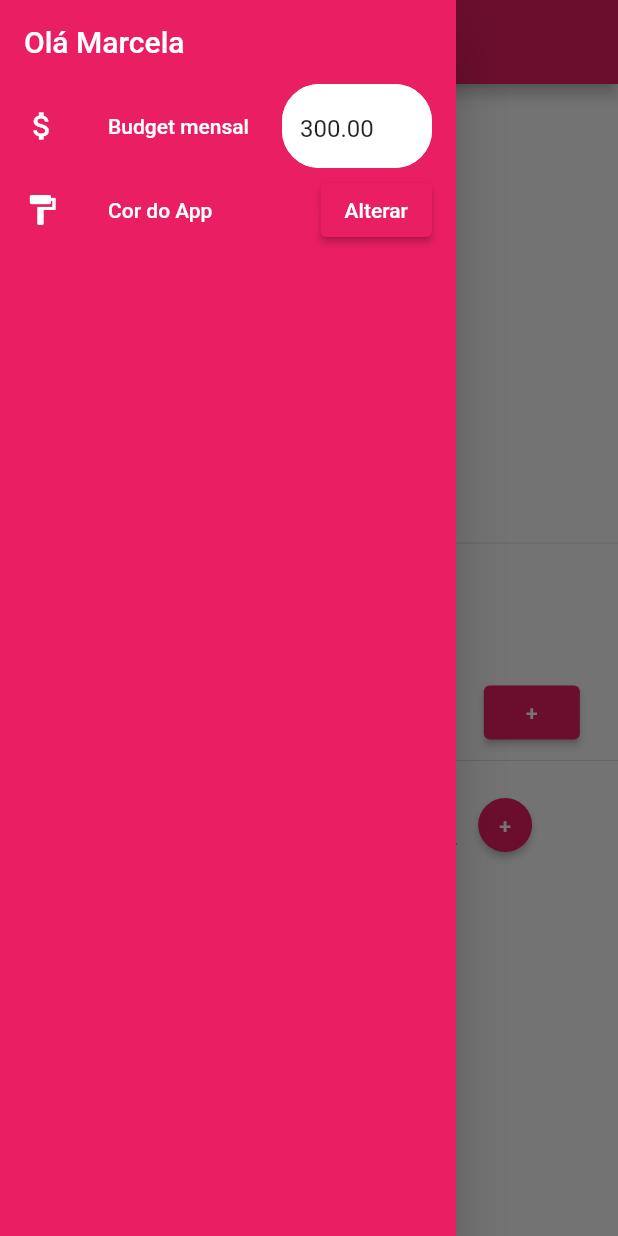
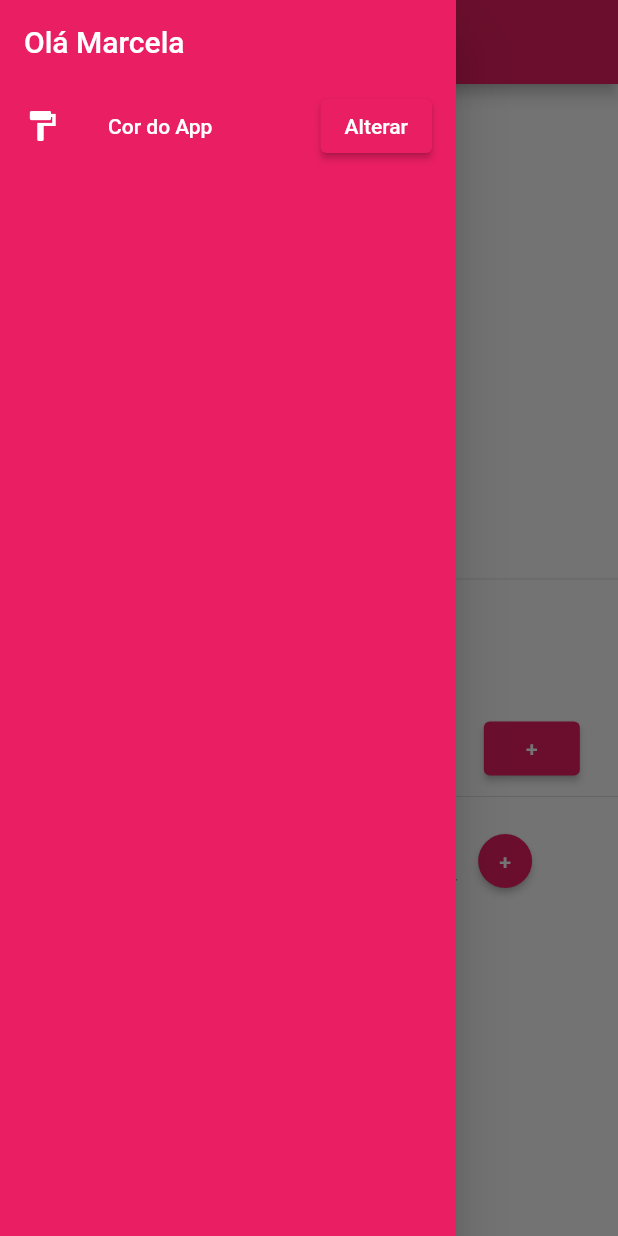
Before and after one commit to gabrielpc4/caderninho_money, a Flutter app: the screen it shows after launch, with the side drawer open, on a phone screen of 412 x 824 dp. Run offline on Flutter 3.47's test engine with Material 2 defaults, Android fonts, the phone set to English and light mode, and no system bars; our stand-ins replace flutter_colorpicker, flutter_masked_text, shared_preferences; missing offline and left inert: shared_preferences_web.

Commit message:
Calculate spend per day instead of a total accumulated budget

```diff
--- a/lib/main.dart
+++ b/lib/main.dart
@@ -109,22 +109,22 @@ String formatDate2(DateTime date) {
 
 class _MyHomePageState extends State<MyHomePage> {
   int daysInMonth = 30;
-  Comprinha novaComprinha = Comprinha("", "", 0);
   List<Comprinha> comprinhas = [];
   final double defaultBudget = 300;
   double _budget = 300;
   double moneyLeft = 300;
   double available = 0;
-  var controller = MoneyMaskedTextController(leftSymbol: 'R\$ ');
-  var novaComprinhaController = MoneyMaskedTextController(leftSymbol: 'R\$ ');
+  double spendPerDay = 0;
   bool _checkConfiguration() => true;
-  num daysLeft = 31;
   int currentDay = 1;
   SharedPreferences? prefs;
   String lastUpdated = "";
   DateTime fakeDate = DateTime.now();
   var nomeComprinhaTextEditingController = TextEditingController();
+  var valorComprinhaTextEditingController = TextEditingController();
+  var moneyLeftTextEditingController = TextEditingController();
   int fakeDateOffset = 0;
+  bool isEditingMoneyLeft = false;
 
   @override
   void initState() {
@@ -145,14 +145,14 @@ class _MyHomePageState extends State<MyHomePage> {
           if (musicsString.isNotEmpty) {
             comprinhas = Comprinha.decode(musicsString);
           }
-          controller.text = _budget.toStringAsFixed(2);
-          if (av == null) {
+          if (av == null || lastUpdated.isEmpty) {
             calculateAvailableMoneyFromZero();
             lastUpdated =
                 DateTime.now().toString().substring(0, "2022-00-00".length);
           } else {
             available = av;
             var today = DateTime.now();
+            print('lastUpdated: ' '${lastUpdated}');
             DateTime dateLastUpdated = DateTime.parse(lastUpdated);
             var monthsPassed = today.month - dateLastUpdated.month;
             if (monthsPassed < 0) {
@@ -176,6 +176,8 @@ class _MyHomePageState extends State<MyHomePage> {
               pref.setString('lastUpdated', lastUpdated);
             }
           }
+
+          calculateSpendPerDayMoney();
         });
       }();
     }
@@ -186,6 +188,7 @@ class _MyHomePageState extends State<MyHomePage> {
       fakeDate = fakeDate.add(const Duration(days: 1));
       available += _budget / daysInMonth;
       fakeDateOffset++;
+      calculateSpendPerDayMoney();
     });
   }
 
@@ -194,24 +197,25 @@ class _MyHomePageState extends State<MyHomePage> {
       fakeDate = fakeDate.subtract(const Duration(days: 1));
       available -= _budget / daysInMonth;
       fakeDateOffset--;
+      calculateSpendPerDayMoney();
     });
   }
 
-  void calculateAvailableMoney() {
-    setState(() {
-      daysLeft = 30 - currentDay + 1;
-      //var amountToAddToday = ((_budget - available) / daysLeft);
-      var amountToAddToday = _budget / daysInMonth;
-
-      available += amountToAddToday;
-    });
+  void calculateSpendPerDayMoney() {
+    int daysLeft = daysInMonth - fakeDate.day + 1;
+    spendPerDay = (moneyLeft / daysLeft);
   }
 
   void calculateAvailableMoneyFromZero() {
-    setState(() {
     available = (_budget / daysInMonth) * currentDay;
     prefs?.setDouble('available', available);
-    });
+  }
+
+  bool isNumeric(String s) {
+    if (s.isEmpty) {
+      return false;
+    }
+    return double.tryParse(s) != null;
   }
 
   @override
@@ -239,40 +243,81 @@ class _MyHomePageState extends State<MyHomePage> {
                           'Budget restante:',
                         ),
                       ),
+                      if (!isEditingMoneyLeft)
                         Text(
                           'R\$ ' '${moneyLeft.toStringAsFixed(2)}',
                           style: const TextStyle(
                               fontSize: 30, fontWeight: FontWeight.bold),
                         ),
-                      /*SizedBox(
-                      width: 100.0,
-                      child:
-                      TextField(
-                        controller: controller,
-                        onChanged: (text) {
+                      if (isEditingMoneyLeft)
+                        SizedBox(
+                          width: 100,
+                          child: Flexible(
+                            child: TextField(
+                              keyboardType: TextInputType.number,
+                              textAlign: TextAlign.center,
+                              controller: moneyLeftTextEditingController,
+                              decoration: InputDecoration(
+                                border: OutlineInputBorder(
+                                  borderSide: const BorderSide(
+                                      color: Colors.white, width: 2.0),
+                                  borderRadius: BorderRadius.circular(25.0),
+                                ),
+                              ),
+                              style: Theme.of(context).textTheme.bodyText1,
+                            ),
+                          ),
+                        ),
+                      ElevatedButton(
+                        child: Text(isEditingMoneyLeft ? "Salvar" : "Editar"),
+                        onPressed: () {
+                          if (isEditingMoneyLeft) {
                             setState(() {
-                            _budget = controller.numberValue;
-                            prefs?.setDouble('budget', _budget);
+                              if (isNumeric(
+                                  moneyLeftTextEditingController.text)) {
+                                moneyLeft = double.parse(
+                                    moneyLeftTextEditingController.text);
+                              }
+                            });
+                          } else {
+                            moneyLeftTextEditingController.clear();
+                          }
+                          setState(() {
+                            isEditingMoneyLeft = !isEditingMoneyLeft;
                           });
                         },
-                        decoration: const InputDecoration(
-                          border: OutlineInputBorder(),
                       ),
-                      ),
-                    ),*/
-                      // ElevatedButton(
-                      //   onPressed: () => calculateAvailableMoneyFromZero(),
-                      //   child: const Text(
-                      //     "Resetar",
-                      //   ),
-                      // ),
                     ],
                   ),
                 ),
                 const Divider(),
                 Container(
                   margin: const EdgeInsets.all(15),
-                  child: Column(
+                  child: Row(
+                    mainAxisAlignment: MainAxisAlignment.center,
+                    children: <Widget>[
+                      // Column(
+                      //   mainAxisAlignment: MainAxisAlignment.start,
+                      //   children: <Widget>[
+                      //     Text(
+                      //       fakeDateOffset != 0
+                      //           ? 'Você terá direito à:'
+                      //           : 'Você tem direito à:',
+                      //     ),
+                      //     Text(
+                      //       'R\$ ' '${spendPerDay.toStringAsFixed(2)}',
+                      //       style: TextStyle(
+                      //           color: available >= 0
+                      //               ? (fakeDateOffset != 0
+                      //                   ? Colors.grey
+                      //                   : Colors.green)
+                      //               : Colors.red,
+                      //           fontSize: 30),
+                      //     ),
+                      //   ],
+                      // ),
+                      // const SizedBox(width: 20),
+                      Column(
                         mainAxisAlignment: MainAxisAlignment.start,
                         children: <Widget>[
                           Text(
@@ -284,9 +329,9 @@ class _MyHomePageState extends State<MyHomePage> {
                             mainAxisAlignment: MainAxisAlignment.center,
                             children: <Widget>[
                               Text(
-                            'R\$ ' '${available.toStringAsFixed(2)}',
+                                'R\$ ' '${spendPerDay.toStringAsFixed(2)}',
                                 style: TextStyle(
-                                color: available >= 0
+                                    color: spendPerDay >= 0
                                         ? (fakeDateOffset != 0
                                             ? Colors.grey
                                             : Colors.green)
@@ -295,6 +340,8 @@ class _MyHomePageState extends State<MyHomePage> {
                               ),
                               const SizedBox(width: 3),
                               const Text("/dia"),
+                            ],
+                          ),
                         ],
                       ),
                     ],
@@ -325,9 +372,6 @@ class _MyHomePageState extends State<MyHomePage> {
                     Flexible(
                       child: TextField(
                         controller: nomeComprinhaTextEditingController,
-                        onChanged: (text) {
-                          novaComprinha.nome = text;
-                        },
                         decoration: const InputDecoration(
                           helperText: "Minha comprinha",
                         ),
@@ -339,11 +383,8 @@ class _MyHomePageState extends State<MyHomePage> {
                       child: SizedBox(
                         width: 80,
                         child: TextField(
-                          controller: novaComprinhaController,
-                          onChanged: (value) {
-                            novaComprinha.valor =
-                                novaComprinhaController.numberValue;
-                          },
+                          controller: valorComprinhaTextEditingController,
+                          keyboardType: TextInputType.number,
                           decoration:
                               const InputDecoration(helperText: "Valor"),
                           style: Theme.of(context).textTheme.bodyText1,
@@ -352,25 +393,30 @@ class _MyHomePageState extends State<MyHomePage> {
                     ),
                     ElevatedButton(
                       onPressed: () {
+                        if (isNumeric(
+                            valorComprinhaTextEditingController.text)) {
+                          double valor = double.parse(
+                              valorComprinhaTextEditingController.text);
+                          String nome = nomeComprinhaTextEditingController.text;
                           setState(() {
-                          available =
-                              prefs?.getDouble('available') ?? available;
-                          fakeDate = DateTime.now();
-                          fakeDateOffset = 0;
-                          comprinhas.add(Comprinha(formatDate(DateTime.now()),
-                              novaComprinha.nome, novaComprinha.valor));
-                          available -= novaComprinha.valor;
-                          moneyLeft -= novaComprinha.valor;
+                            // available =
+                            //     prefs?.getDouble('available') ?? available;
+                            // fakeDate = DateTime.now();
+                            // fakeDateOffset = 0;
+                            comprinhas.add(Comprinha(
+                                formatDate(DateTime.now()), nome, valor));
+                            available -= valor;
+                            moneyLeft -= valor;
                             prefs?.setDouble('available', available);
                             prefs?.setDouble('moneyLeft', moneyLeft);
                             final String encodedData =
                                 Comprinha.encode(comprinhas);
                             prefs?.setString('comprinhas', encodedData);
-                          novaComprinhaController =
-                              MoneyMaskedTextController(leftSymbol: 'R\$ ');
+                            valorComprinhaTextEditingController.clear();
                             nomeComprinhaTextEditingController.clear();
-                          novaComprinha = Comprinha("", "", 0.0);
+                            calculateSpendPerDayMoney();
                           });
+                        }
                       },
                       child: const Text('+'),
                       style: ElevatedButton.styleFrom(
@@ -405,9 +451,10 @@ class _MyHomePageState extends State<MyHomePage> {
                         ElevatedButton(
                           onPressed: () {
                             setState(() {
-                              available =
-                                  prefs?.getDouble('available') ?? available;
-                              fakeDate = DateTime.now();
+                              // available =
+                              //     prefs?.getDouble('available') ?? available;
+                              // fakeDate = DateTime.now();
+                              //fakeDateOffset = 0;
                               available += comprinhas[index].valor;
                               moneyLeft += comprinhas[index].valor;
                               comprinhas.removeAt(index);
@@ -416,7 +463,8 @@ class _MyHomePageState extends State<MyHomePage> {
                               prefs?.setDouble('available', available);
                               prefs?.setDouble('moneyLeft', moneyLeft);
                               prefs?.setString('comprinhas', encodedData);
-                              fakeDateOffset = 0;
+
+                              calculateSpendPerDayMoney();
                             });
                           },
                           child: const Text('-'),
--- a/lib/widget/navigation_drawer_widget.dart
+++ b/lib/widget/navigation_drawer_widget.dart
@@ -36,32 +36,32 @@ class _NavigationDrawerWidgetState extends State<NavigationDrawerWidget> {
               title: Text("Olá Marcela",
                   style: TextStyle(fontSize: 20, color: Colors.white)),
             ),
-            buildMenuItem(
-              text: "Budget mensal",
-              icon: Icons.attach_money,
-              trailing: Flexible(
-                child: SizedBox(
-                  width: 100,
-                  child: TextField(
-                    controller: budgetTextEditingController,
-                    decoration: InputDecoration(
-                      fillColor: Colors.white,
-                      filled: true,
-                      enabledBorder: OutlineInputBorder(
-                        borderSide:
-                            const BorderSide(color: Colors.white, width: 2.0),
-                        borderRadius: BorderRadius.circular(25.0),
-                      ),
-                      border: OutlineInputBorder(
-                        borderSide:
-                            const BorderSide(color: Colors.white, width: 2.0),
-                        borderRadius: BorderRadius.circular(25.0),
-                      ),
-                    ),
-                  ),
-                ),
-              ),
-            ),
+            // buildMenuItem(
+            //   text: "Budget mensal",
+            //   icon: Icons.attach_money,
+            //   trailing: Flexible(
+            //     child: SizedBox(
+            //       width: 100,
+            //       child: TextField(
+            //         controller: budgetTextEditingController,
+            //         decoration: InputDecoration(
+            //           fillColor: Colors.white,
+            //           filled: true,
+            //           enabledBorder: OutlineInputBorder(
+            //             borderSide:
+            //                 const BorderSide(color: Colors.white, width: 2.0),
+            //             borderRadius: BorderRadius.circular(25.0),
+            //           ),
+            //           border: OutlineInputBorder(
+            //             borderSide:
+            //                 const BorderSide(color: Colors.white, width: 2.0),
+            //             borderRadius: BorderRadius.circular(25.0),
+            //           ),
+            //         ),
+            //       ),
+            //     ),
+            //   ),
+            // ),
             buildMenuItem(
               text: "Cor do App",
               icon: Icons.format_paint,
```
Also changed, not shown: 1 other file. Lines whose indentation alone changed are shown as unchanged.
